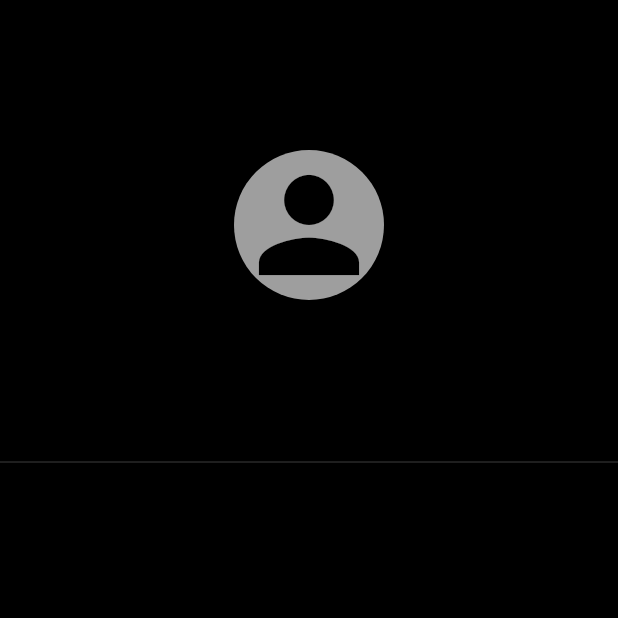
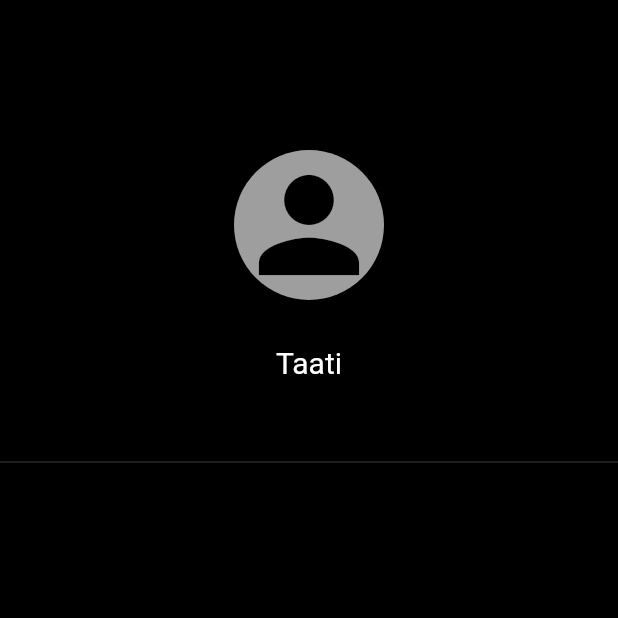
Before and after one commit to PTaati/meediary, a Flutter app: the screen it shows after launch, item 4 of the bottom bar chosen, on a phone screen of 412 x 824 dp, the top half of it. Run offline on Flutter 3.47's test engine with Material 2 defaults, Android fonts, the phone set to English and light mode, and no system bars; our stand-ins replace image_picker, objectbox; generated files the repository leaves out were written again.

Commit message:
create proflie page

```diff
--- a/lib/pages/profile_page.dart
+++ b/lib/pages/profile_page.dart
@@ -28,6 +28,14 @@ class _ProfilePageState extends State<ProfilePage> {
                 size: 100,
               ),
             ),
+            SizedBox(height: 30),
+            Text(
+              "Taati",
+              style: TextStyle(
+                color: Colors.white,
+                fontSize: 20,
+              ),
+            )
           ],
         ),
       ),
```
Also changed, not shown: lib/pages/main_page.dart (+8 -0 lines).
